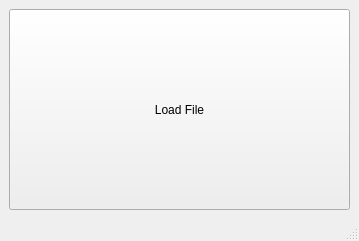
yuxshao/ptcollab, file MainWindow.ui: the form before one commit.
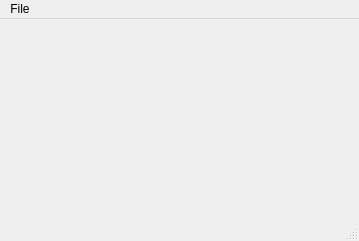
The form after the commit.

```diff
--- a/MainWindow.ui
+++ b/MainWindow.ui
@@ -13,23 +13,7 @@
   <property name="windowTitle">
    <string>MainWindow</string>
   </property>
-  <widget class="QWidget" name="centralwidget">
-   <layout class="QVBoxLayout" name="verticalLayout">
-    <item>
-     <widget class="QPushButton" name="pushButton">
-      <property name="sizePolicy">
-       <sizepolicy hsizetype="Minimum" vsizetype="Minimum">
-        <horstretch>0</horstretch>
-        <verstretch>0</verstretch>
-       </sizepolicy>
-      </property>
-      <property name="text">
-       <string>Load File</string>
-      </property>
-     </widget>
-    </item>
-   </layout>
-  </widget>
+  <widget class="QWidget" name="centralwidget"/>
   <widget class="QMenuBar" name="menubar">
    <property name="geometry">
     <rect>
@@ -39,6 +23,13 @@
      <height>27</height>
     </rect>
    </property>
+   <widget class="QMenu" name="menuFile">
+    <property name="title">
+     <string>File</string>
+    </property>
+    <addaction name="actionOpen"/>
+   </widget>
+   <addaction name="menuFile"/>
   </widget>
   <widget class="QStatusBar" name="statusbar"/>
  </widget>
```
Left out of the diff: 10 changed lines with no effect on the pictures.
